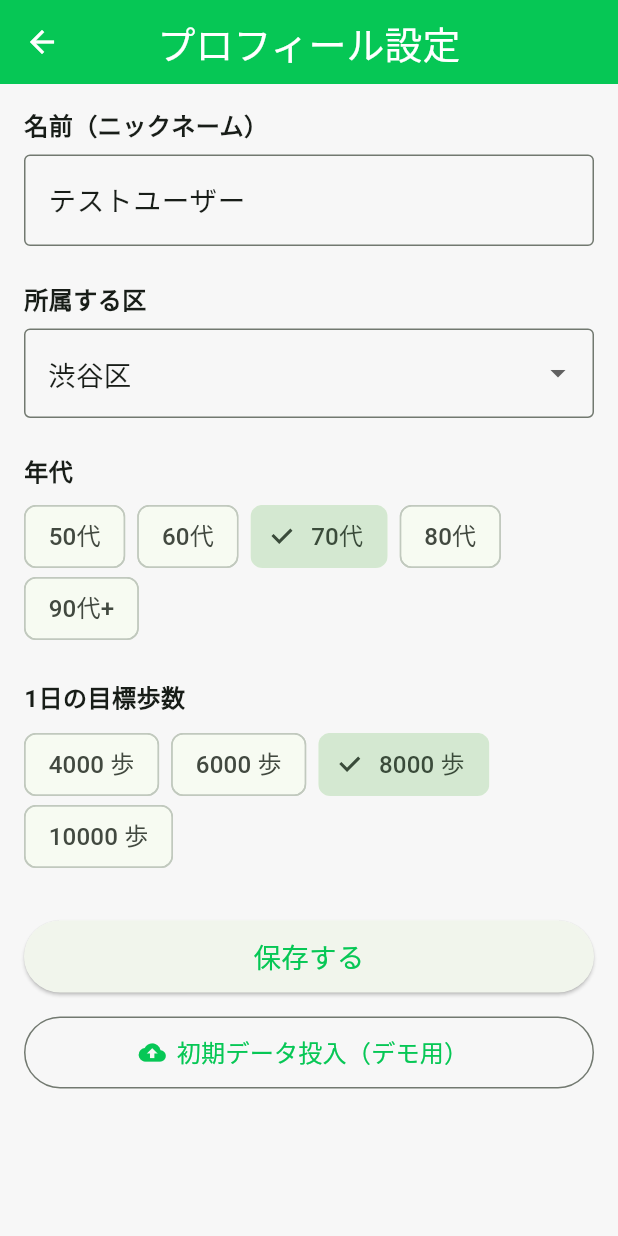
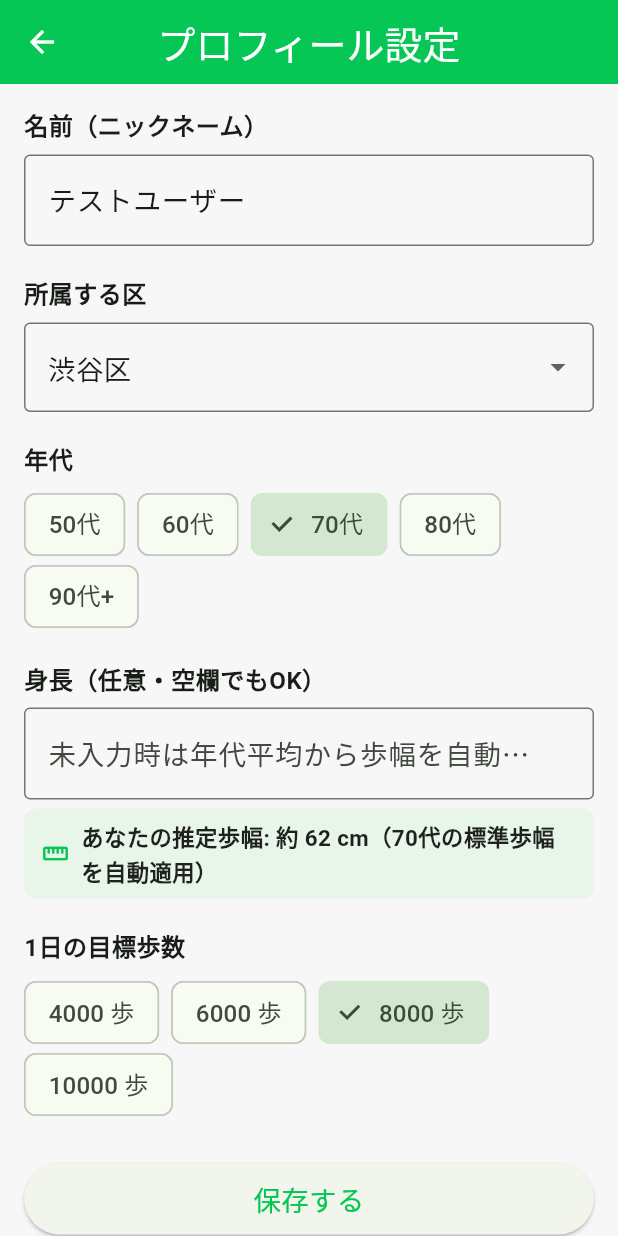
Before and after one commit to 1F10240045/team-jissyuu, a Flutter app: the screen it shows after launch, after a tap on "プロフ設定", on a phone screen of 412 x 824 dp. Run offline on Flutter 3.47's test engine with Material 3 defaults, Android fonts, the phone set to English and light mode, and no system bars; our stand-ins replace cloud_firestore, firebase_auth, firebase_core, pedometer, permission_handler; missing offline and left inert: dart:js_interop; accounts and stored records are empty; network calls fail.

Commit message:
feat: 年代別×任意身長の歩幅算出と歩行中限定GPSハイブリッド距離計測を追加

```diff
--- a/frontend/lib/models/walk_log.dart
+++ b/frontend/lib/models/walk_log.dart
@@ -1,4 +1,5 @@
 import 'package:cloud_firestore/cloud_firestore.dart';
+import '../services/walk_log_service.dart';
 
 /// 歩行ログのデータモデル（Firestore の `walkLogs` コレクションに対応）
 class WalkLog {
@@ -28,9 +29,68 @@ class WalkLog {
     required this.createdAt,
   });
 
-  /// 歩数から距離(km)を計算（1歩あたり約0.7m想定）
-  static double calculateDistanceKm(int steps) {
-    return double.parse((steps * 0.0007).toStringAsFixed(2));
+  /// 年代と身長（任意入力）から1歩あたりの歩幅（メートル）を算出
+  /// - 身長が入力されている場合: 身長(m) × 0.45 × 年代別歩幅維持係数
+  /// - 身長が未入力(null)の場合: 年代ごとの標準歩幅（50代:72cm, 60代:68cm, 70代:62cm, 80代:55cm, 90代+:48cm）
+  static double calculateStrideMeters({String? ageGroup, double? heightCm}) {
+    final age = ageGroup ?? WalkLogService.currentUserAgeGroup;
+    final height = heightCm ?? WalkLogService.currentUserHeightCm;
+
+    // 年代別の歩幅維持係数（若年・50代を1.0とした場合のシニア年代別係数）
+    final Map<String, double> ageFactorMap = {
+      '50代': 1.00,
+      '60代': 0.94,
+      '70代': 0.86,
+      '80代': 0.76,
+      '90代+': 0.67,
+    };
+
+    // 身長未入力時の年代別デフォルト歩幅（メートル）
+    final Map<String, double> defaultStrideByAge = {
+      '50代': 0.72,
+      '60代': 0.68,
+      '70代': 0.62,
+      '80代': 0.55,
+      '90代+': 0.48,
+    };
+
+    if (height != null && height >= 100 && height <= 220) {
+      final baseStride = (height / 100.0) * 0.45;
+      final factor = ageFactorMap[age] ?? 0.86;
+      return double.parse((baseStride * factor).toStringAsFixed(3));
+    }
+
+    return defaultStrideByAge[age] ?? 0.62;
+  }
+
+  /// 歩数＋年代・身長別歩幅＋歩行中GPS実測のハイブリッド距離(km)を計算
+  static double calculateDistanceKm(
+    int steps, {
+    String? ageGroup,
+    double? heightCm,
+    double? gpsMeters,
+  }) {
+    final strideM = calculateStrideMeters(
+      ageGroup: ageGroup,
+      heightCm: heightCm,
+    );
+    final strideBasedMeters = steps * strideM;
+    final activeGpsMeters =
+        gpsMeters ?? WalkLogService.currentGpsDistanceMeters;
+
+    // 歩行中にGPS実測距離が計測されており、かつ妥当な範囲（歩幅換算の0.5倍〜1.6倍以内）ならGPS実測を優先し、
+    // 室内歩行やテスト加算分の歩数は歩幅換算でハイブリッド合算する
+    double totalMeters = strideBasedMeters;
+    if (activeGpsMeters >= 5.0 && steps > 0) {
+      // GPSで実測された歩数分と、室内/テスト分の差分を滑らかに統合
+      if (activeGpsMeters <= strideBasedMeters * 1.6) {
+        totalMeters = activeGpsMeters > strideBasedMeters
+            ? activeGpsMeters
+            : strideBasedMeters;
+      }
+    }
+
+    return double.parse((totalMeters / 1000.0).toStringAsFixed(2));
   }
 
   /// 歩数から消費カロリー(kcal)を計算（1歩あたり約0.04kcal想定）
--- a/frontend/lib/screens/profile_screen.dart
+++ b/frontend/lib/screens/profile_screen.dart
@@ -1,6 +1,7 @@
 import 'package:flutter/material.dart';
 import 'package:firebase_auth/firebase_auth.dart';
 import 'package:cloud_firestore/cloud_firestore.dart';
+import '../models/walk_log.dart';
 import '../services/seed_service.dart';
 import '../services/walk_log_service.dart';
 import '../theme/app_theme.dart';
@@ -14,6 +15,7 @@ class ProfileScreen extends StatefulWidget {
 
 class _ProfileScreenState extends State<ProfileScreen> {
   final TextEditingController _nameController = TextEditingController();
+  final TextEditingController _heightController = TextEditingController();
 
   // 東京都23区リスト
   final List<String> _districts = [
@@ -59,8 +61,11 @@ class _ProfileScreenState extends State<ProfileScreen> {
   @override
   void initState() {
     super.initState();
-    // 初期値として現在のキャッシュ値をセット
     _nameController.text = WalkLogService.currentUserName;
+    if (WalkLogService.currentUserHeightCm != null) {
+      _heightController.text =
+          WalkLogService.currentUserHeightCm!.toStringAsFixed(0);
+    }
     _selectedDistrict = _districts.contains(WalkLogService.currentUserDistrict)
         ? WalkLogService.currentUserDistrict
         : '渋谷区';
@@ -74,7 +79,6 @@ class _ProfileScreenState extends State<ProfileScreen> {
     _initializeAndLoadData();
   }
 
-  // 1. 匿名ログイン & 既存プロフィールの読み込み（タイムアウト付きでグルグル防止）
   Future<void> _initializeAndLoadData() async {
     try {
       final userCredential = await FirebaseAuth.instance
@@ -100,6 +104,7 @@ class _ProfileScreenState extends State<ProfileScreen> {
           final district = data['district'] as String?;
           final ageGroup = data['ageGroup'] as String?;
           final targetSteps = (data['targetSteps'] as num?)?.toInt();
+          final heightCm = (data['heightCm'] as num?)?.toDouble();
 
           if (mounted) {
             setState(() {
@@ -119,6 +124,10 @@ class _ProfileScreenState extends State<ProfileScreen> {
                 _selectedTargetSteps = targetSteps;
                 WalkLogService.currentTargetSteps = targetSteps;
               }
+              if (heightCm != null && heightCm >= 100 && heightCm <= 220) {
+                _heightController.text = heightCm.toStringAsFixed(0);
+                WalkLogService.currentUserHeightCm = heightCm;
+              }
             });
           }
         }
@@ -134,7 +143,15 @@ class _ProfileScreenState extends State<ProfileScreen> {
     }
   }
 
-  // 2. Firestoreおよびアプリ内キャッシュへの保存処理
+  /// 現在入力中の身長（空欄や範囲外の場合は null）
+  double? _parseOptionalHeight() {
+    final text = _heightController.text.trim();
+    if (text.isEmpty) return null;
+    final parsed = double.tryParse(text);
+    if (parsed == null || parsed < 100 || parsed > 220) return null;
+    return parsed;
+  }
+
   Future<void> _saveProfile() async {
     if (_userId == null) return;
 
@@ -144,12 +161,14 @@ class _ProfileScreenState extends State<ProfileScreen> {
     final newDistrict = _selectedDistrict ?? '渋谷区';
     final newAge = _selectedAgeGroup ?? '70代';
     final newTarget = _selectedTargetSteps;
+    final newHeight = _parseOptionalHeight();
 
-    // アプリ内の共通キャッシュを即座に更新（ホーム画面等へ即時反映）
+    // アプリ内の共通キャッシュを即座に更新（空欄の場合は null で年代別標準歩幅を使用）
     WalkLogService.currentUserName = newName;
     WalkLogService.currentUserDistrict = newDistrict;
     WalkLogService.currentUserAgeGroup = newAge;
     WalkLogService.currentTargetSteps = newTarget;
+    WalkLogService.currentUserHeightCm = newHeight;
 
     setState(() {
       _isSaving = true;
@@ -165,6 +184,7 @@ class _ProfileScreenState extends State<ProfileScreen> {
             'district': newDistrict,
             'ageGroup': newAge,
             'targetSteps': newTarget,
+            'heightCm': newHeight,
             'updatedAt': FieldValue.serverTimestamp(),
           }, SetOptions(merge: true))
           .timeout(const Duration(seconds: 2));
@@ -183,7 +203,7 @@ class _ProfileScreenState extends State<ProfileScreen> {
       if (mounted) {
         ScaffoldMessenger.of(context).showSnackBar(
           const SnackBar(
-            content: Text('プロフィールを設定しました！（アプリ内に反映済み）'),
+            content: Text('プロフィールを設定しました！（歩幅・目標をアプリ内に反映済み）'),
             backgroundColor: AppTheme.primaryColor,
             duration: Duration(seconds: 2),
           ),
@@ -201,11 +221,20 @@ class _ProfileScreenState extends State<ProfileScreen> {
   @override
   void dispose() {
     _nameController.dispose();
+    _heightController.dispose();
     super.dispose();
   }
 
   @override
   Widget build(BuildContext context) {
+    final previewHeight = _parseOptionalHeight();
+    final previewStrideCm = (WalkLog.calculateStrideMeters(
+              ageGroup: _selectedAgeGroup ?? '70代',
+              heightCm: previewHeight,
+            ) *
+            100)
+        .round();
+
     return Scaffold(
       appBar: AppBar(title: const Text('プロフィール設定')),
       body: _isLoading
@@ -228,7 +257,7 @@ class _ProfileScreenState extends State<ProfileScreen> {
                       border: OutlineInputBorder(),
                     ),
                   ),
-                  const SizedBox(height: 24),
+                  const SizedBox(height: 20),
 
                   // 所属区選択 (Dropdown)
                   const Text(
@@ -254,7 +283,7 @@ class _ProfileScreenState extends State<ProfileScreen> {
                       });
                     },
                   ),
-                  const SizedBox(height: 24),
+                  const SizedBox(height: 20),
 
                   // 年代選択 (ChoiceChip)
                   const Text(
@@ -277,7 +306,69 @@ class _ProfileScreenState extends State<ProfileScreen> {
                       );
                     }).toList(),
                   ),
-                  const SizedBox(height: 24),
+                  const SizedBox(height: 20),
+
+                  // ★ 身長（任意入力・空欄でもOK）
+                  const Text(
+                    '身長（任意・空欄でもOK）',
+                    style: TextStyle(fontWeight: FontWeight.bold),
+                  ),
+                  const SizedBox(height: 6),
+                  TextField(
+                    controller: _heightController,
+                    keyboardType: TextInputType.number,
+                    onChanged: (_) => setState(() {}),
+                    decoration: InputDecoration(
+                      hintText: '未入力時は年代平均から歩幅を自動計算（例: 160）',
+                      suffixText: 'cm',
+                      border: const OutlineInputBorder(),
+                      suffixIcon: _heightController.text.isNotEmpty
+                          ? IconButton(
+                              icon: const Icon(Icons.clear),
+                              tooltip: '空欄に戻す',
+                              onPressed: () {
+                                setState(() {
+                                  _heightController.clear();
+                                });
+                              },
+                            )
+                          : null,
+                    ),
+                  ),
+                  const SizedBox(height: 6),
+                  Container(
+                    padding: const EdgeInsets.symmetric(
+                      horizontal: 12,
+                      vertical: 8,
+                    ),
+                    decoration: BoxDecoration(
+                      color: Colors.green.shade50,
+                      borderRadius: BorderRadius.circular(8),
+                    ),
+                    child: Row(
+                      children: [
+                        const Icon(
+                          Icons.straighten,
+                          size: 18,
+                          color: AppTheme.primaryColor,
+                        ),
+                        const SizedBox(width: 8),
+                        Expanded(
+                          child: Text(
+                            previewHeight != null
+                                ? 'あなたの推定歩幅: 約 $previewStrideCm cm（${_selectedAgeGroup ?? '70代'} × 身長${previewHeight.toInt()}cm）'
+                                : 'あなたの推定歩幅: 約 $previewStrideCm cm（${_selectedAgeGroup ?? '70代'}の標準歩幅を自動適用）',
+                            style: const TextStyle(
+                              fontSize: 13,
+                              fontWeight: FontWeight.bold,
+                              color: Colors.black87,
+                            ),
+                          ),
+                        ),
+                      ],
+                    ),
+                  ),
+                  const SizedBox(height: 20),
 
                   // 1日の目標歩数 (ChoiceChip)
                   const Text(
@@ -302,7 +393,7 @@ class _ProfileScreenState extends State<ProfileScreen> {
                       );
                     }).toList(),
                   ),
-                  const SizedBox(height: 32),
+                  const SizedBox(height: 28),
 
                   // 保存ボタン
                   SizedBox(
--- a/frontend/lib/services/walk_log_service.dart
+++ b/frontend/lib/services/walk_log_service.dart
@@ -16,6 +16,8 @@ class WalkLogService {
   static String currentUserDistrict = dummyUserProfile.district;
   static String currentUserAgeGroup = '70代';
   static int currentTargetSteps = dummyUserProfile.targetSteps;
+  static double? currentUserHeightCm; // 任意入力の身長(cm)。未入力時は null で年代別標準歩幅を使用
+  static double currentGpsDistanceMeters = 0.0; // 歩行中のみ加算されるGPS実測距離(m)
 
   // 歩数ストリームの取得
   Stream<StepCount> get stepCountStream => Pedometer.stepCountStream;
--- a/frontend/lib/services/web_motion_stub.dart
+++ b/frontend/lib/services/web_motion_stub.dart
@@ -1,4 +1,6 @@
-/// 非Web環境（Android/iOSネイティブアプリ・デスクトップ）用のスタブ
+/// 非Web環境用のスタブ
 Future<String> requestMotionPermissionImpl() async => 'unsupported';
 
 int getWebMotionStepCountImpl() => 0;
+
+double getWebGpsDistanceMetersImpl() => 0.0;
```
Also changed, not shown: frontend/lib/screens/exercise_screen.dart (+43 -8 lines), frontend/lib/services/web_motion_helper.dart (+5 -2 lines), frontend/lib/services/web_motion_web.dart (+11 -0 lines), 1 other file.
